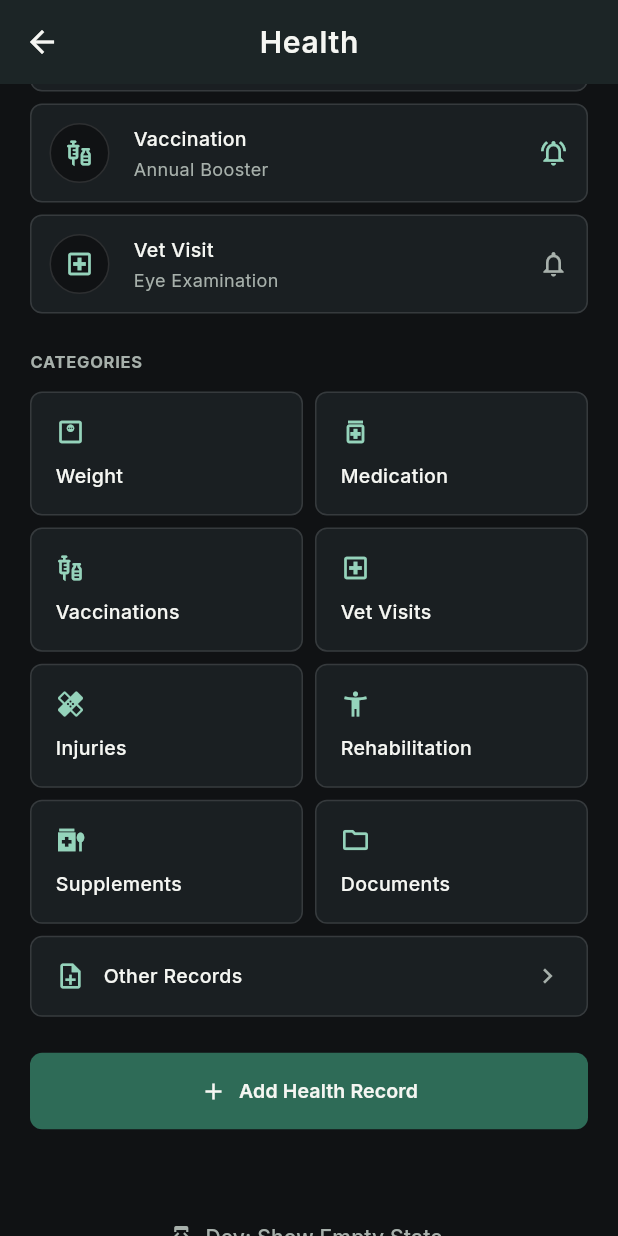
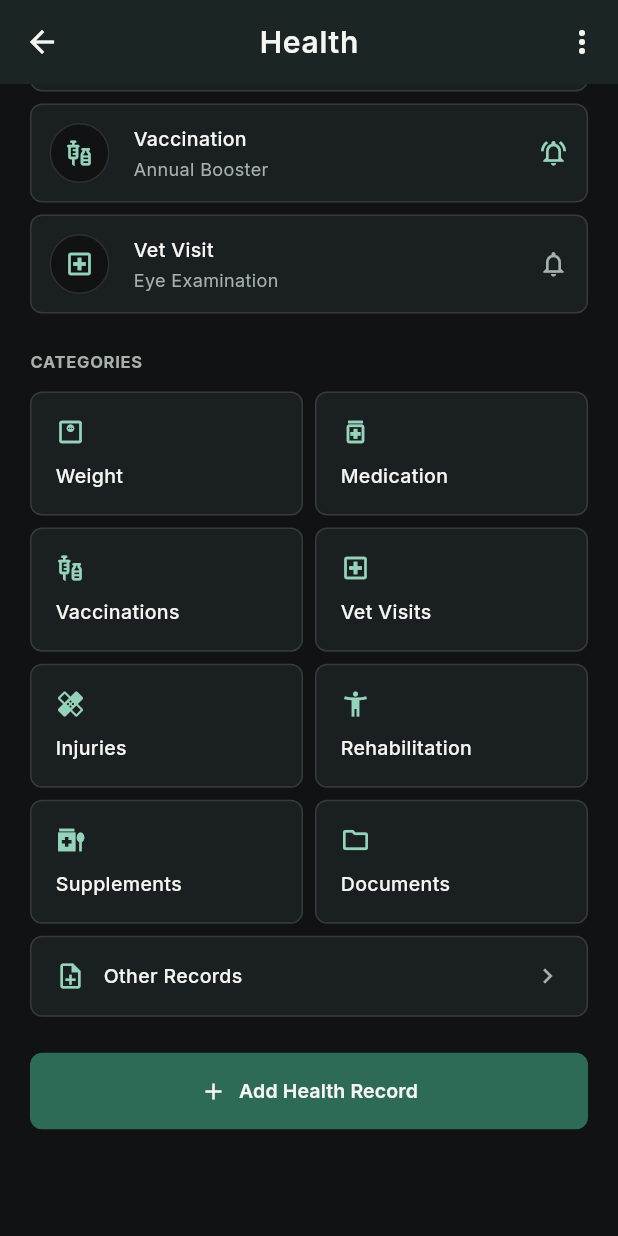
Before and after one commit to buolotdev/ULVENIK, a Flutter app: the HealthScreen screen opened directly, scrolled down 503 dp, on a phone screen of 412 x 824 dp. Run offline on Flutter 3.47's test engine with Material 3 defaults, Android fonts, the phone set to English and light mode, and no system bars; our stand-ins replace fl_chart, flutter_svg, google_fonts; network calls fail.

Commit message:
style: Restore more_vert icon as dev toggle for Health screen

```diff
--- a/lib/screens/health_screen.dart
+++ b/lib/screens/health_screen.dart
@@ -32,7 +32,12 @@
           ),
         ),
         centerTitle: true,
-        // Removed search and more_vert as requested
+        actions: [
+          IconButton(
+            icon: const Icon(Icons.more_vert, color: AppColors.primaryTextOffWhite),
+            onPressed: () => setState(() => _isEmpty = !_isEmpty),
+          ),
+        ],
       ),
       body: SingleChildScrollView(
         child: Padding(
@@ -58,21 +63,6 @@
                 _buildAddRecordCTA(),
               ],
               const SizedBox(height: 48),
-              Center(
-                child: TextButton.icon(
-                  icon: const Icon(Icons.developer_mode, color: AppColors.secondaryTextStoneGrey, size: 16),
-                  label: Text(
-                    _isEmpty ? 'Dev: Show Populated State' : 'Dev: Show Empty State',
-                    style: const TextStyle(color: AppColors.secondaryTextStoneGrey),
-                  ),
-                  onPressed: () {
-                    setState(() {
-                      _isEmpty = !_isEmpty;
-                    });
-                  },
-                ),
-              ),
-              const SizedBox(height: 40),
             ],
           ),
         ),
```
